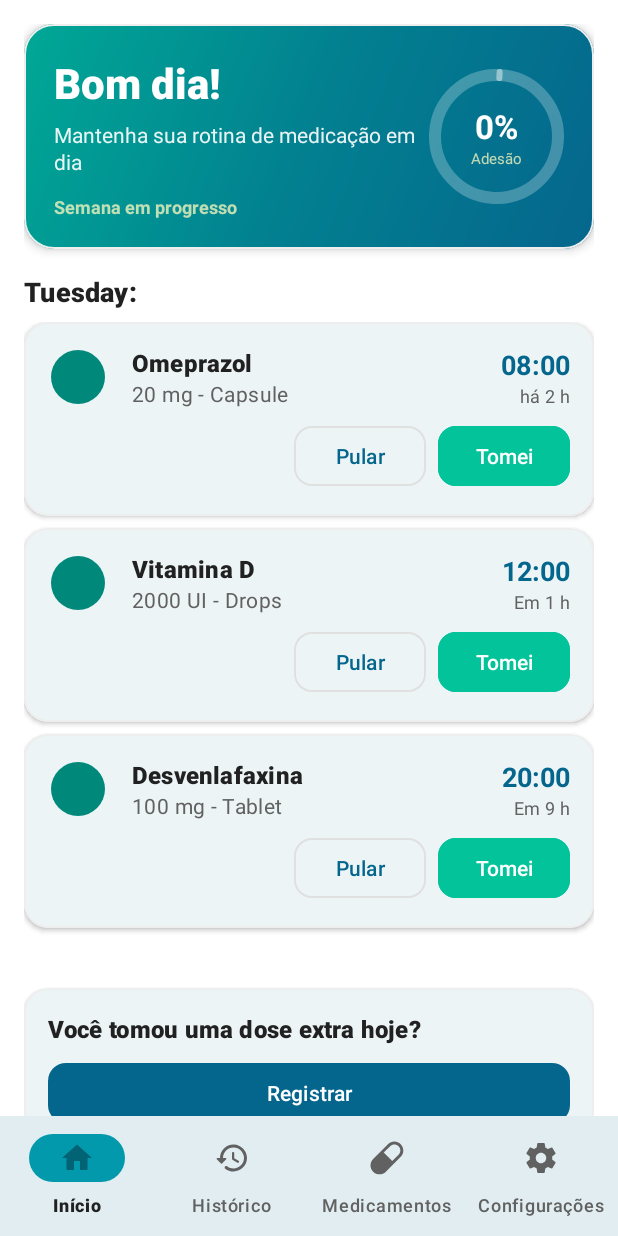
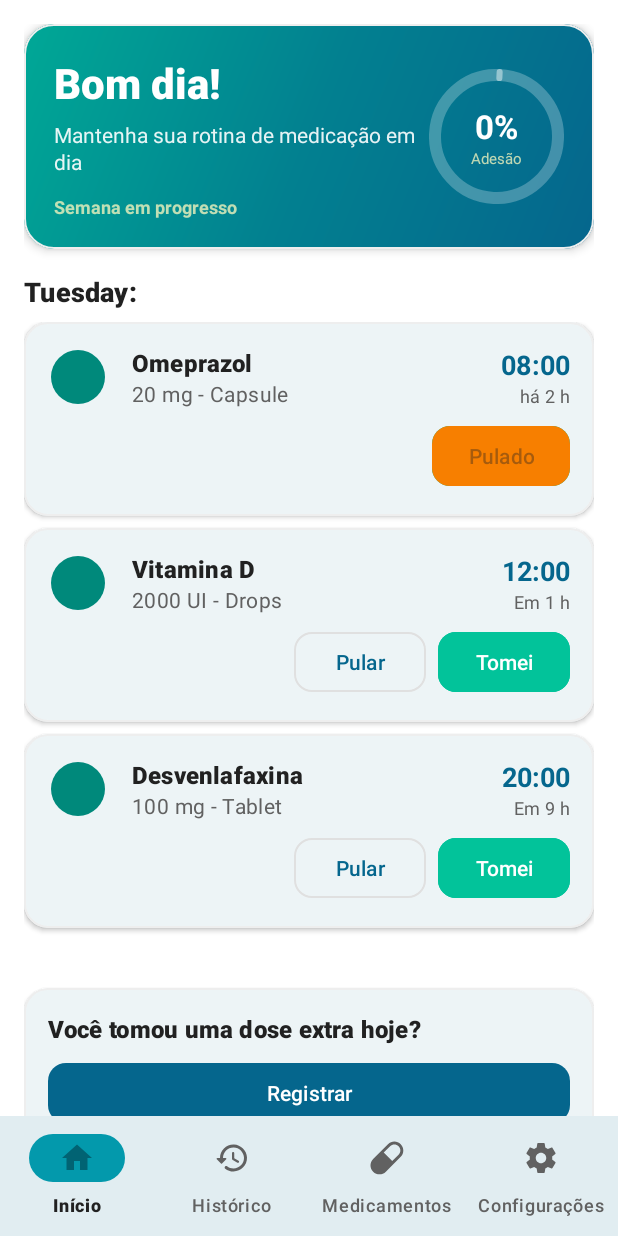
Before and after one commit to gabirusky/DoseCerta, an Android app: the screen it shows after launch (MainActivity), after a tap on "Pular", on a phone screen of 412 x 824 dp. Run offline under Robolectric (Android 15) with nearby library versions, the phone set to English and light mode, and no system bars; our stand-ins replace Room's generated code, navigation-ui.

Commit message:
fix: RecyclerView update

```diff
--- a/app/src/main/java/com/dosecerta/ui/home/ScheduleAdapter.kt
+++ b/app/src/main/java/com/dosecerta/ui/home/ScheduleAdapter.kt
@@ -57,16 +57,33 @@ class ScheduleAdapter(
                 MedicationStatus.TAKEN -> {
                     binding.buttonTake.isEnabled = false
                     binding.buttonTake.text = "Tomado"
+                    binding.buttonTake.setBackgroundColor(
+                        ContextCompat.getColor(binding.root.context, R.color.mint_leaf)
+                    )
                     binding.buttonSnooze.visibility = android.view.View.GONE
                 }
-                MedicationStatus.PENDING -> {
+                MedicationStatus.SKIPPED -> {
+                    binding.buttonTake.isEnabled = false
+                    binding.buttonTake.text = "Pulado"
+                    binding.buttonTake.setBackgroundColor(
+                        ContextCompat.getColor(binding.root.context, R.color.status_skipped)
+                    )
+                    binding.buttonSnooze.visibility = android.view.View.GONE
+                }
+                MedicationStatus.MISSED -> {
                     binding.buttonTake.isEnabled = true
                     binding.buttonTake.text = "Tomei"
+                    binding.buttonTake.setBackgroundColor(
+                        ContextCompat.getColor(binding.root.context, R.color.mint_leaf)
+                    )
                     binding.buttonSnooze.visibility = android.view.View.VISIBLE
                 }
                 else -> {
                     binding.buttonTake.isEnabled = true
                     binding.buttonTake.text = "Tomei"
+                    binding.buttonTake.setBackgroundColor(
+                        ContextCompat.getColor(binding.root.context, R.color.mint_leaf)
+                    )
                     binding.buttonSnooze.visibility = android.view.View.VISIBLE
                 }
             }
```
